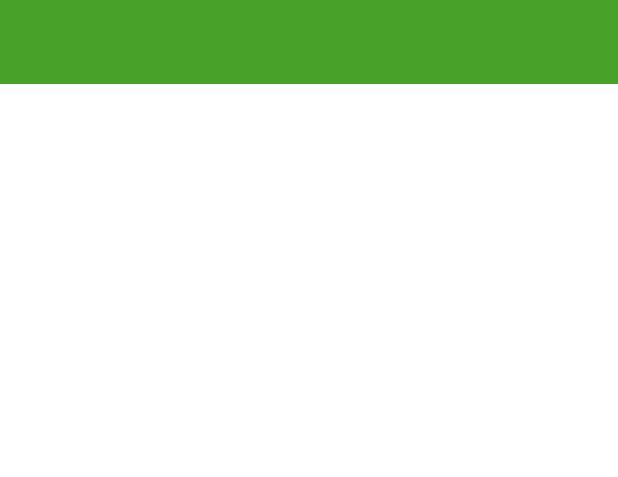
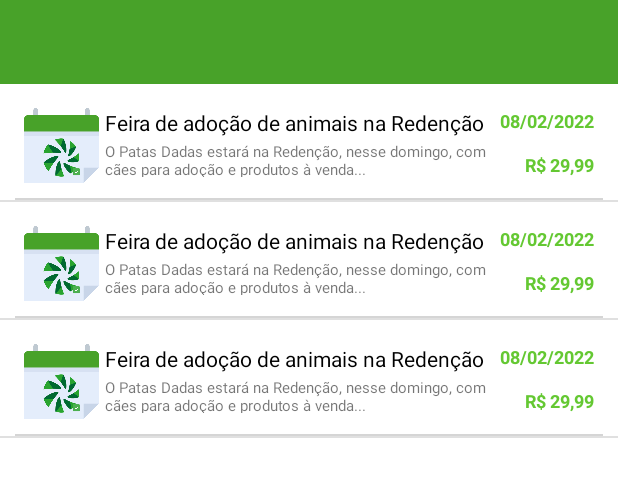
Before and after one commit to Kryslan-Pessoal/Sicredi-Eventos, an Android app: the layout activity_eventos.xml on its own in the app's theme, with its tools: preview values and no code run, on a phone screen of 412 x 824 dp. Shown: the top 477 px of the screen. Run offline under Robolectric (Android 15) with nearby library versions, the phone set to English and light mode, and no system bars.

Commit message:
dev. base do listView Eventos.

```diff
--- a/app/build.gradle
+++ b/app/build.gradle
@@ -41,7 +41,4 @@ dependencies {
     testImplementation 'junit:junit:4.+'
     androidTestImplementation 'androidx.test.ext:junit:1.1.2'
     androidTestImplementation 'androidx.test.espresso:espresso-core:3.3.0'
-
-    //Permite deixar ImageView circular facilmente
-    implementation 'de.hdodenhof:circleimageview:3.1.0'
 }
--- a/app/src/main/res/layout/activity_eventos.xml
+++ b/app/src/main/res/layout/activity_eventos.xml
@@ -3,10 +3,15 @@
     xmlns:tools="http://schemas.android.com/tools"
     android:layout_width="match_parent"
     android:layout_height="match_parent"
-    xmlns:app="http://schemas.android.com/apk/res-auto"
     tools:context=".eventos.EventosView"
     android:orientation="vertical">
 
     <include layout="@layout/toolbar"/>
 
+    <ListView
+        android:id="@+id/eventos_listView"
+        android:layout_width="match_parent"
+        android:layout_height="match_parent"
+        tools:listitem="@layout/list_evento"/>
+
 </LinearLayout>
--- a/app/src/main/res/layout/list_evento.xml
+++ b/app/src/main/res/layout/list_evento.xml
@@ -1,13 +1,16 @@
 <?xml version="1.0" encoding="utf-8"?>
 <androidx.constraintlayout.widget.ConstraintLayout xmlns:android="http://schemas.android.com/apk/res/android"
+    xmlns:app="http://schemas.android.com/apk/res-auto"
+    xmlns:tools="http://schemas.android.com/tools"
     android:layout_width="match_parent"
-    android:layout_height="match_parent"
-    xmlns:app="http://schemas.android.com/apk/res-auto">
+    android:layout_height="match_parent">
 
-    <de.hdodenhof.circleimageview.CircleImageView
+    <!-- Imagem do Evento -->
+    <ImageView
+        android:id="@+id/imageView"
         android:layout_width="50dp"
+
         android:layout_height="50dp"
-
         android:layout_marginStart="16dp"
         android:layout_marginTop="16dp"
         android:contentDescription="@string/foto_do_evento"
@@ -16,4 +19,87 @@
         app:layout_constraintStart_toStartOf="parent"
         app:layout_constraintTop_toTopOf="parent" />
 
+    <!-- Título -->
+    <TextView
+        android:id="@+id/textView3"
+        android:layout_width="0dp"
+        android:layout_height="19dp"
+
+        android:layout_marginStart="4dp"
+
+        android:layout_marginTop="16dp"
+        android:layout_marginEnd="6dp"
+        android:layout_marginBottom="1dp"
+        android:text="Feira de adoção de animais na Redenção"
+        android:textColor="@color/black"
+        android:textSize="14sp"
+        app:layout_constraintBottom_toTopOf="@+id/textView4"
+        app:layout_constraintEnd_toStartOf="@+id/textView5"
+        app:layout_constraintStart_toEndOf="@+id/imageView"
+        app:layout_constraintTop_toTopOf="parent" />
+
+    <!-- Descrição -->
+    <TextView
+        android:id="@+id/textView4"
+        android:layout_width="0dp"
+        android:layout_height="0dp"
+
+        android:layout_marginTop="1dp"
+        android:layout_marginEnd="22dp"
+        android:layout_marginBottom="14dp"
+
+        android:text="O Patas Dadas estará na Redenção, nesse domingo, com cães
+para adoção e produtos à venda..."
+        android:textSize="10sp"
+        app:layout_constraintBottom_toTopOf="@+id/divider"
+        app:layout_constraintEnd_toStartOf="@+id/textView6"
+        app:layout_constraintStart_toStartOf="@+id/textView3"
+        app:layout_constraintTop_toBottomOf="@+id/textView3" />
+
+    <!-- Data -->
+
+    <!-- Preço -->
+    <TextView
+        android:id="@+id/textView5"
+        android:layout_width="wrap_content"
+        android:layout_height="wrap_content"
+
+        android:layout_marginTop="16dp"
+        android:textStyle="bold"
+
+        android:layout_marginEnd="16dp"
+        android:text="08/02/2022"
+        android:textColor="@color/texto_verde"
+        android:textSize="12sp"
+        app:layout_constraintEnd_toEndOf="parent"
+        app:layout_constraintTop_toTopOf="parent" />
+
+    <!-- Separador -->
+
+    <TextView
+        android:id="@+id/textView6"
+        android:layout_width="wrap_content"
+        android:layout_height="wrap_content"
+
+        android:layout_marginEnd="16dp"
+        android:text="R$ 29,99"
+        android:textStyle="bold"
+
+        android:textColor="@color/texto_verde"
+        android:textSize="12sp"
+        app:layout_constraintBottom_toBottomOf="@+id/textView4"
+        app:layout_constraintEnd_toEndOf="parent" />
+
+    <View
+        android:id="@+id/divider"
+        android:layout_width="0dp"
+        android:layout_height="1dp"
+        android:layout_marginStart="10dp"
+        android:layout_marginTop="10dp"
+        android:layout_marginEnd="10dp"
+        android:background="@color/borda_cinza"
+        app:layout_constraintEnd_toEndOf="parent"
+        app:layout_constraintStart_toStartOf="parent"
+        app:layout_constraintTop_toBottomOf="@+id/imageView" />
+
 </androidx.constraintlayout.widget.ConstraintLayout>
--- a/app/src/main/res/values/colors.xml
+++ b/app/src/main/res/values/colors.xml
@@ -5,6 +5,9 @@
     <color name="secondaryColor">#3C781E</color>
     <color name="accent">#757575</color>
 
+    <color name="texto_verde">#64C832</color>
+    <color name="borda_cinza">#D5D5D5</color>
+
     <!-- Cores gerais -->
     <color name="black">#FF000000</color>
     <color name="white">#FFFFFFFF</color>
```
